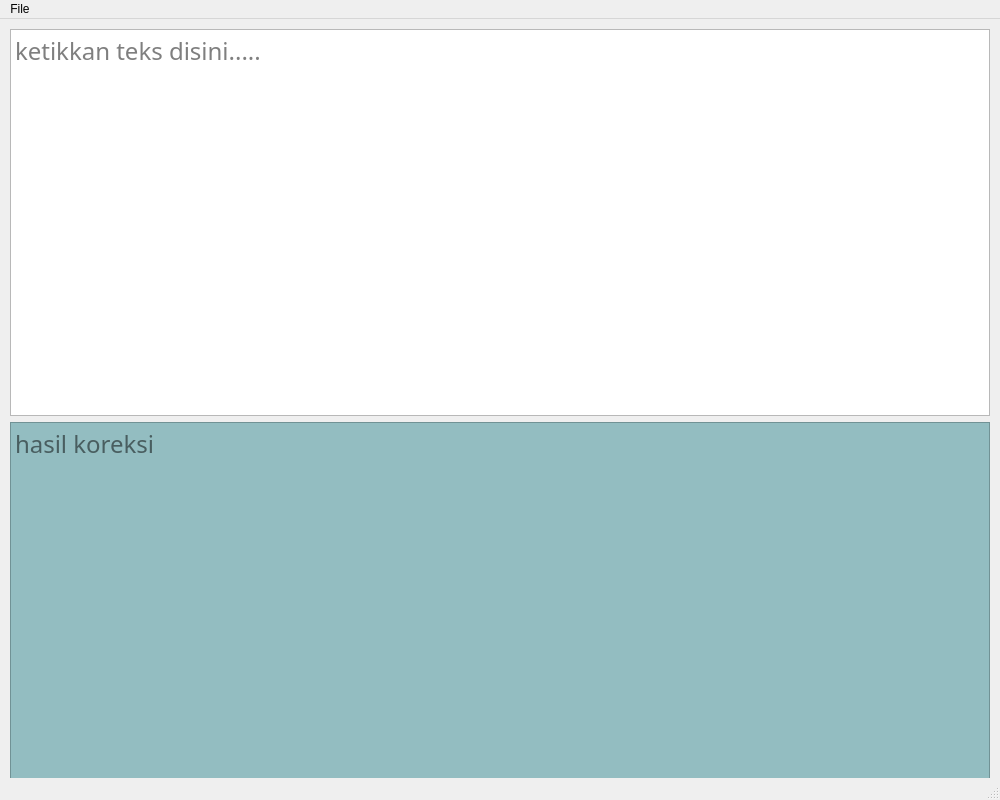
Before: the Qt Designer form UI.ui in iqbalalayubbi/spell-correction, drawn with Qt 5.
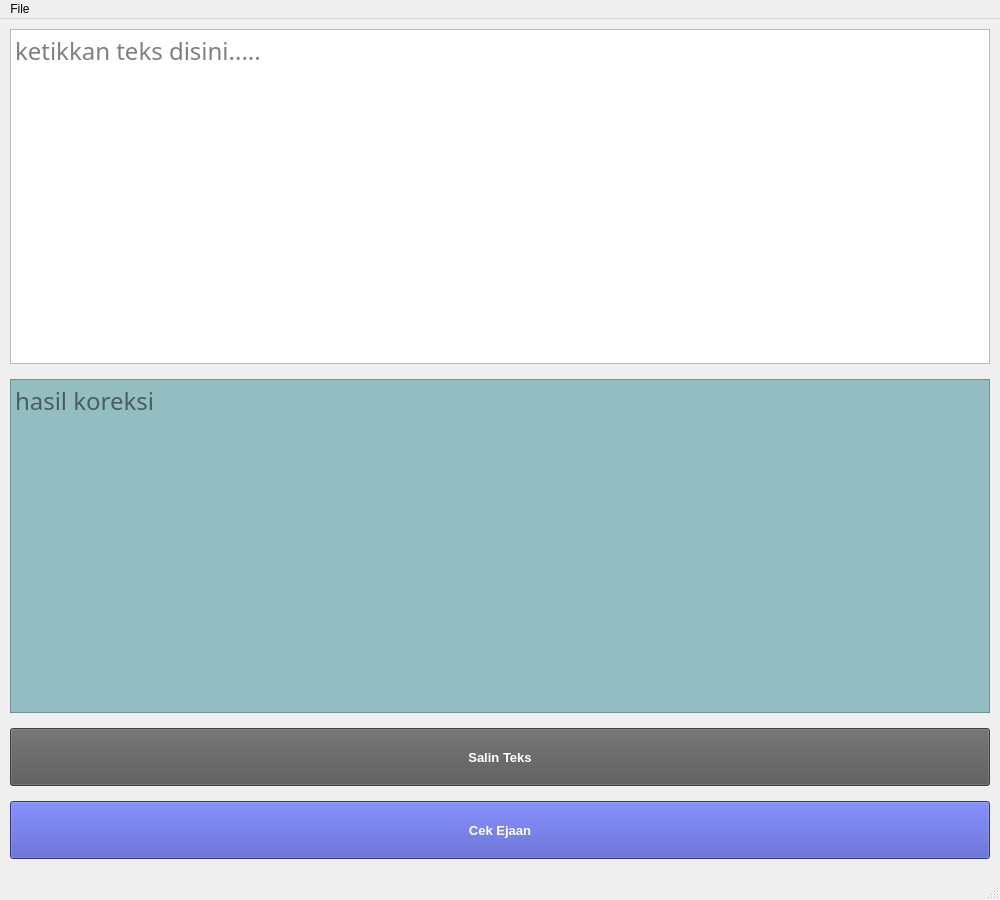
After: the same form once the commit is applied.

Commit message: UPDATE: add func copy and check spell and update new corpus

What changed in the file:
```diff
--- a/UI.ui
+++ b/UI.ui
@@ -10,7 +10,7 @@
     <x>0</x>
     <y>0</y>
     <width>1000</width>
-    <height>800</height>
+    <height>900</height>
    </rect>
   </property>
   <property name="windowTitle">
@@ -23,10 +23,16 @@
       <x>0</x>
       <y>0</y>
       <width>1000</width>
-      <height>800</height>
+      <height>850</height>
      </rect>
     </property>
     <layout class="QVBoxLayout" name="verticalLayout">
+     <property name="spacing">
+      <number>15</number>
+     </property>
+     <property name="sizeConstraint">
+      <enum>QLayout::SetMaximumSize</enum>
+     </property>
      <property name="leftMargin">
       <number>10</number>
      </property>
@@ -55,7 +61,7 @@
 &lt;html&gt;&lt;head&gt;&lt;meta name=&quot;qrichtext&quot; content=&quot;1&quot; /&gt;&lt;style type=&quot;text/css&quot;&gt;
 p, li { white-space: pre-wrap; }
 &lt;/style&gt;&lt;/head&gt;&lt;body style=&quot; font-family:'HP Simplified'; font-size:18pt; font-weight:400; font-style:normal;&quot;&gt;
-&lt;p style=&quot;-qt-paragraph-type:empty; margin-top:0px; margin-bottom:0px; margin-left:0px; margin-right:0px; -qt-block-indent:0; text-indent:0px; font-family:'MS Shell Dlg 2'; font-size:8pt;&quot;&gt;&lt;br /&gt;&lt;/p&gt;&lt;/body&gt;&lt;/html&gt;</string>
+&lt;p style=&quot;-qt-paragraph-type:empty; margin-top:0px; margin-bottom:0px; margin-left:0px; margin-right:0px; -qt-block-indent:0; text-indent:10px; font-family:'MS Shell Dlg 2'; font-size:8pt;&quot;&gt;&lt;br /&gt;&lt;/p&gt;&lt;/body&gt;&lt;/html&gt;</string>
        </property>
        <property name="placeholderText">
         <string>ketikkan teks disini.....</string>
@@ -81,11 +87,92 @@
        <property name="readOnly">
         <bool>true</bool>
        </property>
+       <property name="html">
+        <string>&lt;!DOCTYPE HTML PUBLIC &quot;-//W3C//DTD HTML 4.0//EN&quot; &quot;http://www.w3.org/TR/REC-html40/strict.dtd&quot;&gt;
+&lt;html&gt;&lt;head&gt;&lt;meta name=&quot;qrichtext&quot; content=&quot;1&quot; /&gt;&lt;style type=&quot;text/css&quot;&gt;
+p, li { white-space: pre-wrap; }
+&lt;/style&gt;&lt;/head&gt;&lt;body style=&quot; font-family:'HP Simplified'; font-size:18pt; font-weight:400; font-style:normal;&quot;&gt;
+&lt;p style=&quot;-qt-paragraph-type:empty; margin-top:0px; margin-bottom:0px; margin-left:0px; margin-right:0px; -qt-block-indent:0; text-indent:10px;&quot;&gt;&lt;br /&gt;&lt;/p&gt;&lt;/body&gt;&lt;/html&gt;</string>
+       </property>
        <property name="placeholderText">
         <string>hasil koreksi</string>
        </property>
       </widget>
      </item>
+     <item>
+      <widget class="QPushButton" name="copy_btn">
+       <property name="minimumSize">
+        <size>
+         <width>0</width>
+         <height>40</height>
+        </size>
+       </property>
+       <property name="font">
+        <font>
+         <pointsize>10</pointsize>
+         <weight>62</weight>
+         <bold>true</bold>
+        </font>
+       </property>
+       <property name="cursor">
+        <cursorShape>PointingHandCursor</cursorShape>
+       </property>
+       <property name="styleSheet">
+        <string notr="true">QPushButton { 
+	background-color: #575757;
+	color:white; 
+	height:50;
+	font-weight:500;
+}
+
+QPushButton:hover{
+	background-color: #454545;
+}
+	
+</string>
+       </property>
+       <property name="text">
+        <string>Salin Teks</string>
+       </property>
+      </widget>
+     </item>
+     <item>
+      <widget class="QPushButton" name="check_btn">
+       <property name="minimumSize">
+        <size>
+         <width>0</width>
+         <height>40</height>
+        </size>
+       </property>
+       <property name="font">
+        <font>
+         <pointsize>10</pointsize>
+         <weight>62</weight>
+         <bold>true</bold>
+        </font>
+       </property>
+       <property name="cursor">
+        <cursorShape>PointingHandCursor</cursorShape>
+       </property>
+       <property name="styleSheet">
+        <string notr="true">QPushButton { 
+	background-color: #434dbf;
+	color:white; 
+	height:50;
+	font-weight:500;
+}
+
+QPushButton:hover{
+	background-color: #3740a3;
+}
+	
+</string>
+       </property>
+       <property name="text">
+        <string>Cek Ejaan</string>
+       </property>
+      </widget>
+     </item>
     </layout>
    </widget>
   </widget>
```
Left out of the diff: 9 changed lines with no effect on the pictures. The commit also changes 3 other files.
